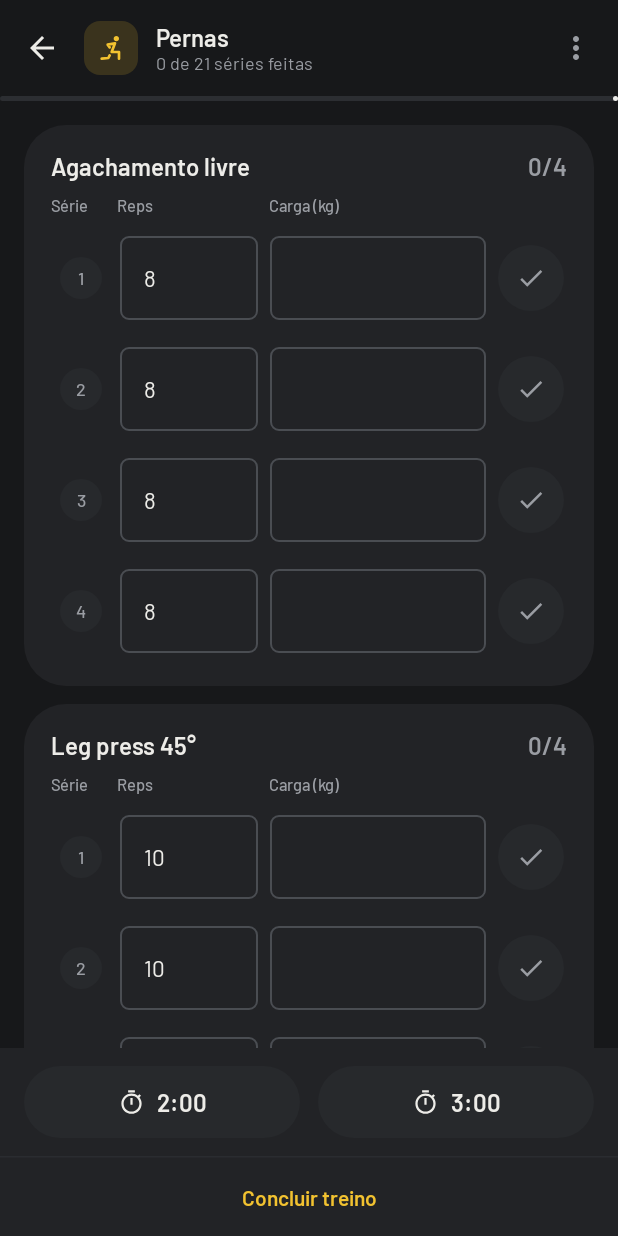
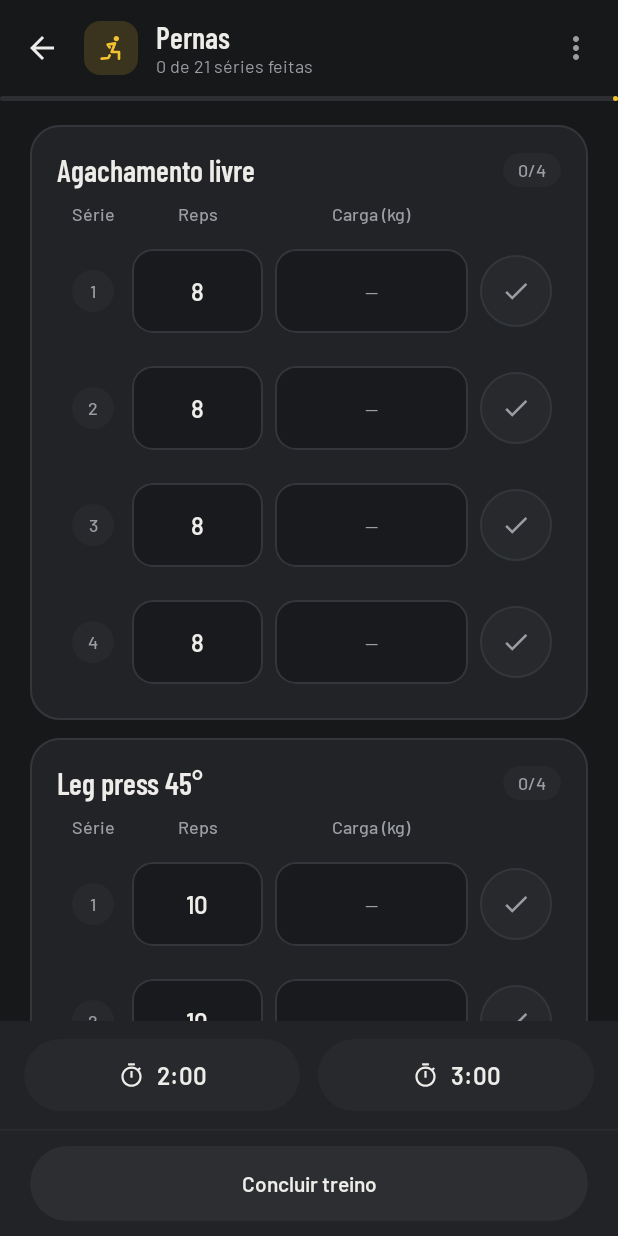
Before and after one commit to constDevDaniel/app-treino, an Android app built with Jetpack Compose: the screen it shows after launch (MainActivity), after a tap on "Agendado para hoje", on a phone screen of 412 x 824 dp. Run offline under Robolectric (Android 15) with nearby library versions, the phone set to English and light mode, and no system bars; our stand-ins replace Room's generated code; libraries missing offline, so code that uses them is left out: com.patrykandpatrick.vico.

Commit message:
fix(ui): corrigir crash em Relatórios e padronizar consistência visual entre telas (#15)
* fix(ui): corrigir crash na guia Relatórios e padronizar design entre telas

* fix(ui): refinar layout, contraste e alvos de toque na SessaoScreen

```diff
--- a/app/src/main/java/com/daniel/treino/ui/sessao/SessaoScreen.kt
+++ b/app/src/main/java/com/daniel/treino/ui/sessao/SessaoScreen.kt
@@ -4,6 +4,7 @@ import androidx.compose.animation.animateColorAsState
 import androidx.compose.animation.core.Spring
 import androidx.compose.animation.core.animateFloatAsState
 import androidx.compose.animation.core.spring
+import androidx.compose.foundation.BorderStroke
 import androidx.compose.foundation.background
 import androidx.compose.foundation.layout.Arrangement
 import androidx.compose.foundation.layout.Box
@@ -28,15 +29,18 @@ import androidx.compose.material.icons.filled.Check
 import androidx.compose.material.icons.filled.MoreVert
 import androidx.compose.material3.AlertDialog
 import androidx.compose.material3.Button
+import androidx.compose.material3.ButtonDefaults
 import androidx.compose.material3.DropdownMenu
 import androidx.compose.material3.DropdownMenuItem
 import androidx.compose.material3.ExperimentalMaterial3Api
+import androidx.compose.material3.FilledTonalButton
 import androidx.compose.material3.HorizontalDivider
 import androidx.compose.material3.Icon
 import androidx.compose.material3.IconButton
 import androidx.compose.material3.LinearProgressIndicator
 import androidx.compose.material3.MaterialTheme
 import androidx.compose.material3.OutlinedTextField
+import androidx.compose.material3.OutlinedTextFieldDefaults
 import androidx.compose.material3.Scaffold
 import androidx.compose.material3.Surface
 import androidx.compose.material3.Text
@@ -55,6 +59,8 @@ import androidx.compose.ui.Modifier
 import androidx.compose.ui.draw.clip
 import androidx.compose.ui.graphics.Color
 import androidx.compose.ui.text.input.KeyboardType
+import androidx.compose.ui.text.style.TextAlign
+import androidx.compose.ui.text.style.TextOverflow
 import androidx.compose.ui.unit.dp
 import androidx.lifecycle.SavedStateHandle
 import androidx.lifecycle.ViewModel
@@ -209,9 +215,14 @@ fun SessaoScreen(voltar: () -> Unit) {
                             )
                             Spacer(Modifier.width(12.dp))
                             Column {
-                                Text(ui.nome, style = MaterialTheme.typography.titleMedium)
                                 Text(
-                                    "${ui.feitas} de ${ui.total} séries feitas",
+                                    text = ui.nome,
+                                    style = MaterialTheme.typography.titleLarge,
+                                    maxLines = 1,
+                                    overflow = TextOverflow.Ellipsis
+                                )
+                                Text(
+                                    text = "${ui.feitas} de ${ui.total} séries feitas",
                                     style = MaterialTheme.typography.bodySmall,
                                     color = MaterialTheme.colorScheme.onSurfaceVariant
                                 )
@@ -246,7 +257,7 @@ fun SessaoScreen(voltar: () -> Unit) {
                     modifier = Modifier
                         .fillMaxWidth()
                         .height(3.dp),
-                    color = MaterialTheme.colorScheme.onSurface,
+                    color = MaterialTheme.colorScheme.primary,
                     trackColor = MaterialTheme.colorScheme.surfaceContainerHighest
                 )
             }
@@ -265,19 +276,40 @@ fun SessaoScreen(voltar: () -> Unit) {
                     HorizontalDivider(
                         color = MaterialTheme.colorScheme.outlineVariant.copy(alpha = 0.5f)
                     )
-                    TextButton(
-                        onClick = {
+                    val todasConcluidas = ui.total > 0 && ui.feitas == ui.total
+                    val aoConcluir: () -> Unit = {
                         if (ui.feitas < ui.total) {
                             confirmar = "concluir"
                         } else {
                             vm.concluir()
                         }
-                        },
+                    }
+                    Box(
                         modifier = Modifier
                             .fillMaxWidth()
-                            .height(52.dp)
+                            .padding(horizontal = 20.dp, vertical = 10.dp)
+                    ) {
+                        if (todasConcluidas) {
+                            Button(
+                                onClick = aoConcluir,
+                                shape = CircleShape,
+                                modifier = Modifier
+                                    .fillMaxWidth()
+                                    .height(50.dp)
                             ) {
                                 Text("Concluir treino", style = MaterialTheme.typography.labelLarge)
+                            }
+                        } else {
+                            FilledTonalButton(
+                                onClick = aoConcluir,
+                                shape = CircleShape,
+                                modifier = Modifier
+                                    .fillMaxWidth()
+                                    .height(50.dp)
+                            ) {
+                                Text("Concluir treino", style = MaterialTheme.typography.labelLarge)
+                            }
+                        }
                     }
                 }
             }
@@ -287,7 +319,7 @@ fun SessaoScreen(voltar: () -> Unit) {
             modifier = Modifier
                 .padding(padding)
                 .imePadding(),
-            contentPadding = PaddingValues(16.dp),
+            contentPadding = PaddingValues(start = 20.dp, top = 16.dp, end = 20.dp, bottom = 24.dp),
             verticalArrangement = Arrangement.spacedBy(12.dp)
         ) {
             items(ui.grupos, key = { it.series.first().exercicioId }) { grupo ->
@@ -354,57 +386,88 @@ private fun GrupoExercicioCard(
     grupo: GrupoExercicio,
     aoSalvar: (Long, String, String, Boolean) -> Unit
 ) {
-    val todasFeitas = grupo.series.isNotEmpty() && grupo.series.all { it.concluida }
+    val feitas = grupo.series.count { it.concluida }
+    val total = grupo.series.size
+    val todasFeitas = total > 0 && feitas == total
 
     Surface(
         modifier = Modifier.fillMaxWidth(),
-        shape = MaterialTheme.shapes.extraLarge,
-        color = MaterialTheme.colorScheme.surfaceContainer
+        shape = MaterialTheme.shapes.large,
+        color = MaterialTheme.colorScheme.surfaceContainer,
+        border = BorderStroke(
+            width = 1.dp,
+            color = if (todasFeitas) {
+                MaterialTheme.colorScheme.primary.copy(alpha = 0.55f)
+            } else {
+                MaterialTheme.colorScheme.outlineVariant
+            }
+        )
     ) {
         Column(
             modifier = Modifier.padding(18.dp),
             verticalArrangement = Arrangement.spacedBy(10.dp)
         ) {
-            Row(verticalAlignment = Alignment.CenterVertically) {
+            Row(
+                modifier = Modifier.fillMaxWidth(),
+                verticalAlignment = Alignment.CenterVertically,
+                horizontalArrangement = Arrangement.spacedBy(12.dp)
+            ) {
                 Text(
-                    grupo.nome,
+                    text = grupo.nome,
                     modifier = Modifier.weight(1f),
-                    style = MaterialTheme.typography.titleMedium
+                    style = MaterialTheme.typography.titleLarge,
+                    maxLines = 2,
+                    overflow = TextOverflow.Ellipsis
                 )
+                Surface(
+                    shape = CircleShape,
+                    color = if (todasFeitas) {
+                        MaterialTheme.colorScheme.primaryContainer
+                    } else {
+                        MaterialTheme.colorScheme.surfaceContainerHigh
+                    }
+                ) {
                     Text(
-                    "${grupo.series.count { it.concluida }}/${grupo.series.size}",
-                    style = MaterialTheme.typography.titleMedium,
+                        text = "$feitas/$total",
+                        modifier = Modifier.padding(horizontal = 10.dp, vertical = 4.dp),
+                        style = MaterialTheme.typography.labelMedium,
                         color = if (todasFeitas) {
-                        MaterialTheme.colorScheme.primary
+                            MaterialTheme.colorScheme.onPrimaryContainer
                         } else {
                             MaterialTheme.colorScheme.onSurfaceVariant
                         }
                     )
                 }
+            }
             Row(
-                modifier = Modifier.fillMaxWidth(),
+                modifier = Modifier
+                    .fillMaxWidth()
+                    .padding(horizontal = 6.dp),
                 horizontalArrangement = Arrangement.spacedBy(8.dp),
                 verticalAlignment = Alignment.CenterVertically
             ) {
                 Text(
-                    "Série",
+                    text = "Série",
                     modifier = Modifier.width(36.dp),
-                    style = MaterialTheme.typography.labelSmall,
-                    color = MaterialTheme.colorScheme.onSurfaceVariant
+                    style = MaterialTheme.typography.labelMedium,
+                    color = MaterialTheme.colorScheme.onSurfaceVariant,
+                    textAlign = TextAlign.Center
                 )
                 Text(
-                    "Reps",
-                    modifier = Modifier.weight(0.7f),
-                    style = MaterialTheme.typography.labelSmall,
-                    color = MaterialTheme.colorScheme.onSurfaceVariant
+                    text = "Reps",
+                    modifier = Modifier.weight(0.75f),
+                    style = MaterialTheme.typography.labelMedium,
+                    color = MaterialTheme.colorScheme.onSurfaceVariant,
+                    textAlign = TextAlign.Center
                 )
                 Text(
-                    "Carga (kg)",
+                    text = "Carga (kg)",
                     modifier = Modifier.weight(1.1f),
-                    style = MaterialTheme.typography.labelSmall,
-                    color = MaterialTheme.colorScheme.onSurfaceVariant
+                    style = MaterialTheme.typography.labelMedium,
+                    color = MaterialTheme.colorScheme.onSurfaceVariant,
+                    textAlign = TextAlign.Center
                 )
-                Spacer(Modifier.width(44.dp))
+                Spacer(Modifier.width(48.dp))
             }
             grupo.series.forEach { serie ->
                 LinhaSerie(serie = serie, aoSalvar = aoSalvar)
@@ -427,7 +490,7 @@ private fun LinhaSerie(
 
     val corFundoLinha by animateColorAsState(
         targetValue = if (serie.concluida) {
-            MaterialTheme.colorScheme.surfaceContainerHigh
+            MaterialTheme.colorScheme.primaryContainer.copy(alpha = 0.18f)
         } else {
             Color.Transparent
         },
@@ -435,7 +498,7 @@ private fun LinhaSerie(
     )
     val corBadge by animateColorAsState(
         targetValue = if (serie.concluida) {
-            MaterialTheme.colorScheme.onSurface
+            MaterialTheme.colorScheme.primary
         } else {
             MaterialTheme.colorScheme.surfaceContainerHigh
         },
@@ -443,20 +506,30 @@ private fun LinhaSerie(
     )
     val corTextoBadge by animateColorAsState(
         targetValue = if (serie.concluida) {
-            MaterialTheme.colorScheme.surface
+            MaterialTheme.colorScheme.onPrimary
         } else {
             MaterialTheme.colorScheme.onSurfaceVariant
         },
         label = "corTextoBadgeSerie"
     )
+    val coresCampo = OutlinedTextFieldDefaults.colors(
+        unfocusedContainerColor = MaterialTheme.colorScheme.surfaceContainerLowest.copy(alpha = 0.5f),
+        focusedContainerColor = MaterialTheme.colorScheme.surfaceContainerLowest,
+        unfocusedBorderColor = MaterialTheme.colorScheme.outlineVariant,
+        focusedBorderColor = MaterialTheme.colorScheme.primary
+    )
+    val estiloNumero = MaterialTheme.typography.titleMedium.copy(
+        textAlign = TextAlign.Center,
+        color = MaterialTheme.colorScheme.onSurface
+    )
 
     Surface(
-        shape = MaterialTheme.shapes.large,
+        shape = MaterialTheme.shapes.medium,
         color = corFundoLinha,
         modifier = Modifier.fillMaxWidth()
     ) {
         Row(
-            modifier = Modifier.padding(vertical = 4.dp, horizontal = 2.dp),
+            modifier = Modifier.padding(vertical = 6.dp, horizontal = 6.dp),
             verticalAlignment = Alignment.CenterVertically,
             horizontalArrangement = Arrangement.spacedBy(8.dp)
         ) {
@@ -472,7 +545,7 @@ private fun LinhaSerie(
                     contentAlignment = Alignment.Center
                 ) {
                     Text(
-                        "${serie.ordem}",
+                        text = "${serie.ordem}",
                         style = MaterialTheme.typography.labelMedium,
                         color = corTextoBadge
                     )
@@ -484,8 +557,19 @@ private fun LinhaSerie(
                     reps = it
                     aoSalvar(serie.id, it, carga, serie.concluida)
                 },
-                modifier = Modifier.weight(0.7f),
+                modifier = Modifier.weight(0.75f),
                 singleLine = true,
+                textStyle = estiloNumero,
+                placeholder = {
+                    Text(
+                        "—",
+                        modifier = Modifier.fillMaxWidth(),
+                        textAlign = TextAlign.Center,
+                        style = MaterialTheme.typography.bodyMedium
+                    )
+                },
+                shape = MaterialTheme.shapes.medium,
+                colors = coresCampo,
                 keyboardOptions = KeyboardOptions(keyboardType = KeyboardType.Number)
             )
             OutlinedTextField(
@@ -496,24 +580,40 @@ private fun LinhaSerie(
                 },
                 modifier = Modifier.weight(1.1f),
                 singleLine = true,
+                textStyle = estiloNumero,
+                placeholder = {
+                    Text(
+                        "—",
+                        modifier = Modifier.fillMaxWidth(),
+                        textAlign = TextAlign.Center,
+                        style = MaterialTheme.typography.bodyMedium
+                    )
+                },
+                shape = MaterialTheme.shapes.medium,
+                colors = coresCampo,
                 keyboardOptions = KeyboardOptions(keyboardType = KeyboardType.Decimal)
             )
             Surface(
                 onClick = { aoSalvar(serie.id, reps, carga, !serie.concluida) },
                 shape = CircleShape,
                 color = if (serie.concluida) {
-                    MaterialTheme.colorScheme.onSurface
+                    MaterialTheme.colorScheme.primary
                 } else {
                     MaterialTheme.colorScheme.surfaceContainerHigh
                 },
-                modifier = Modifier.size(44.dp)
+                border = if (serie.concluida) {
+                    null
+                } else {
+                    BorderStroke(1.dp, MaterialTheme.colorScheme.outlineVariant)
+                },
+                modifier = Modifier.size(48.dp)
             ) {
                 Box(contentAlignment = Alignment.Center) {
                     Icon(
                         imageVector = Icons.Filled.Check,
                         contentDescription = if (serie.concluida) "Desmarcar série" else "Concluir série",
                         tint = if (serie.concluida) {
-                            MaterialTheme.colorScheme.surface
+                            MaterialTheme.colorScheme.onPrimary
                         } else {
                             MaterialTheme.colorScheme.onSurfaceVariant
                         },
```
Lines whose indentation alone changed are shown as unchanged.
